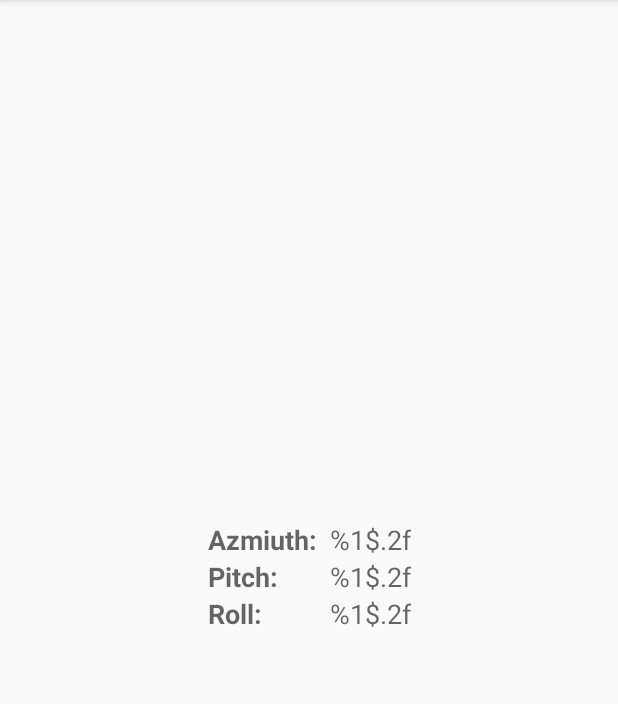
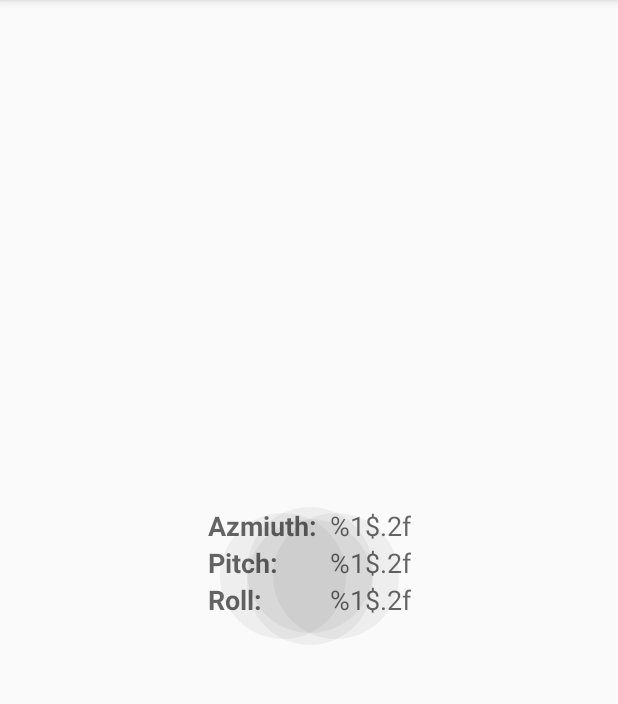
Before and after one commit to kevin-ripley/TiltSpot_start, an Android app: the screen it shows after launch (MainActivity), on a phone screen of 412 x 824 dp, the part 84-788 px from its top. Run offline under Robolectric (Android 15) with nearby library versions, the phone set to English and light mode, and no system bars.

Commit message:
added spot.xml

```diff
--- /dev/null
+++ b/app/src/main/res/drawable/spot.xml
@@ -0,0 +1,6 @@
+<?xml version="1.0" encoding="utf-8"?>
+<shape
+    xmlns:android="http://schemas.android.com/apk/res/android"
+    android:shape="oval">
+    <solid android:color="@android:color/black"/>
+</shape>
--- a/app/src/main/res/layout/activity_main.xml
+++ b/app/src/main/res/layout/activity_main.xml
@@ -31,6 +31,57 @@ limitations under the License. -->
         app:layout_constraintLeft_toLeftOf="parent"
         app:layout_constraintRight_toRightOf="parent"
         app:layout_constraintTop_toTopOf="parent">
+
+        <ImageView
+            android:id="@+id/spot_top"
+            android:layout_width="@dimen/spot_size"
+            android:layout_height="@dimen/spot_size"
+            android:layout_margin="@dimen/base_margin"
+            app:layout_constraintLeft_toLeftOf="parent"
+            app:layout_constraintRight_toRightOf="parent"
+            app:layout_constraintTop_toTopOf="parent"
+            app:srcCompat="@drawable/spot"
+            tools:ignore="ContentDescription"
+            android:alpha="0.05"
+            />
+
+        <ImageView
+            android:id="@+id/spot_bottom"
+            android:layout_width="@dimen/spot_size"
+            android:layout_height="@dimen/spot_size"
+            android:layout_marginBottom="@dimen/base_margin"
+            app:layout_constraintBottom_toBottomOf="parent"
+            app:layout_constraintLeft_toLeftOf="parent"
+            app:layout_constraintRight_toRightOf="parent"
+            app:srcCompat="@drawable/spot"
+            tools:ignore="ContentDescription"
+            android:alpha="0.05" />
+
+        <ImageView
+            android:id="@+id/spot_right"
+            android:layout_width="@dimen/spot_size"
+            android:layout_height="@dimen/spot_size"
+            android:layout_marginEnd="@dimen/base_margin"
+            android:layout_marginRight="@dimen/base_margin"
+            app:layout_constraintBottom_toBottomOf="parent"
+            app:layout_constraintRight_toRightOf="parent"
+            app:layout_constraintTop_toTopOf="parent"
+            app:srcCompat="@drawable/spot"
+            tools:ignore="ContentDescription"
+            android:alpha="0.05" />
+
+        <ImageView
+            android:id="@+id/spot_left"
+            android:layout_width="@dimen/spot_size"
+            android:layout_height="@dimen/spot_size"
+            android:layout_marginLeft="@dimen/base_margin"
+            android:layout_marginStart="@dimen/base_margin"
+            app:layout_constraintBottom_toBottomOf="parent"
+            app:layout_constraintLeft_toLeftOf="parent"
+            app:layout_constraintTop_toTopOf="parent"
+            app:srcCompat="@drawable/spot"
+            tools:ignore="ContentDescription"
+            android:alpha="0.05" />
 
         <!-- Labels -->
         <TextView
--- a/app/src/main/res/values/dimens.xml
+++ b/app/src/main/res/values/dimens.xml
@@ -14,4 +14,5 @@ See the License for the specific language governing permissions and
 limitations under the License. -->
 <resources>
     <dimen name="base_margin">8dp</dimen>
+    <dimen name="spot_size">84dp</dimen>
 </resources>
```
